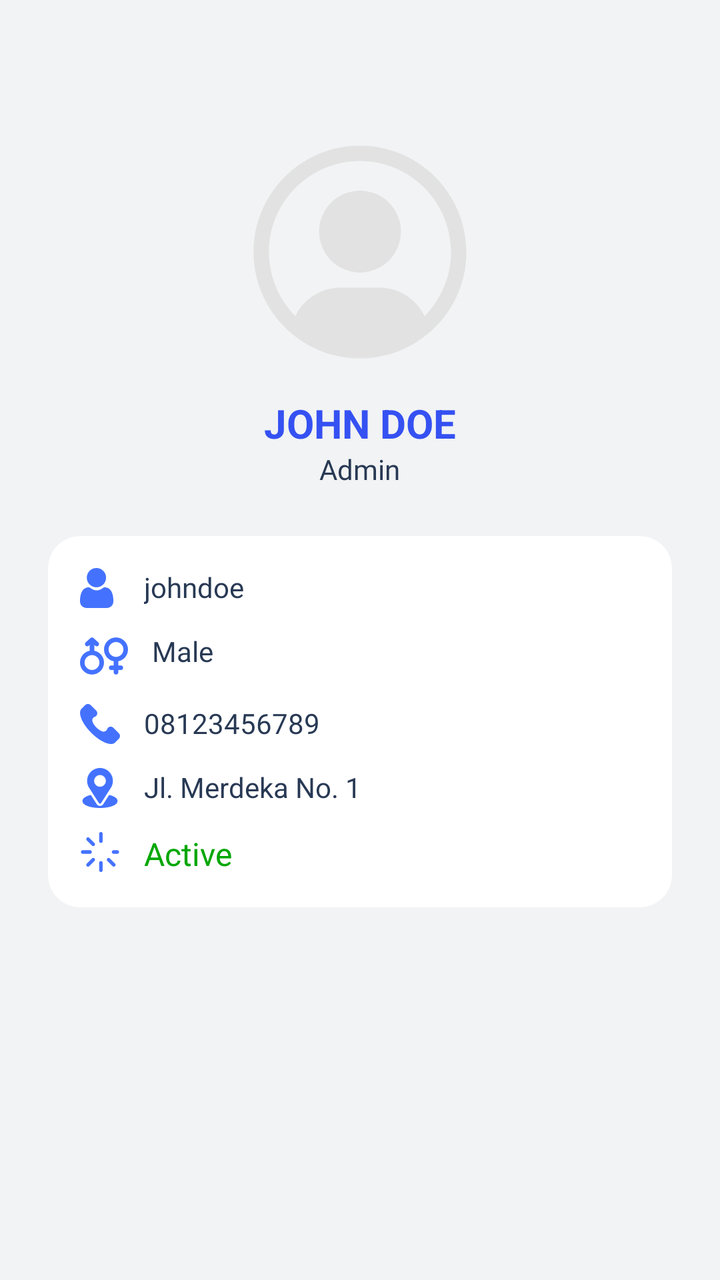
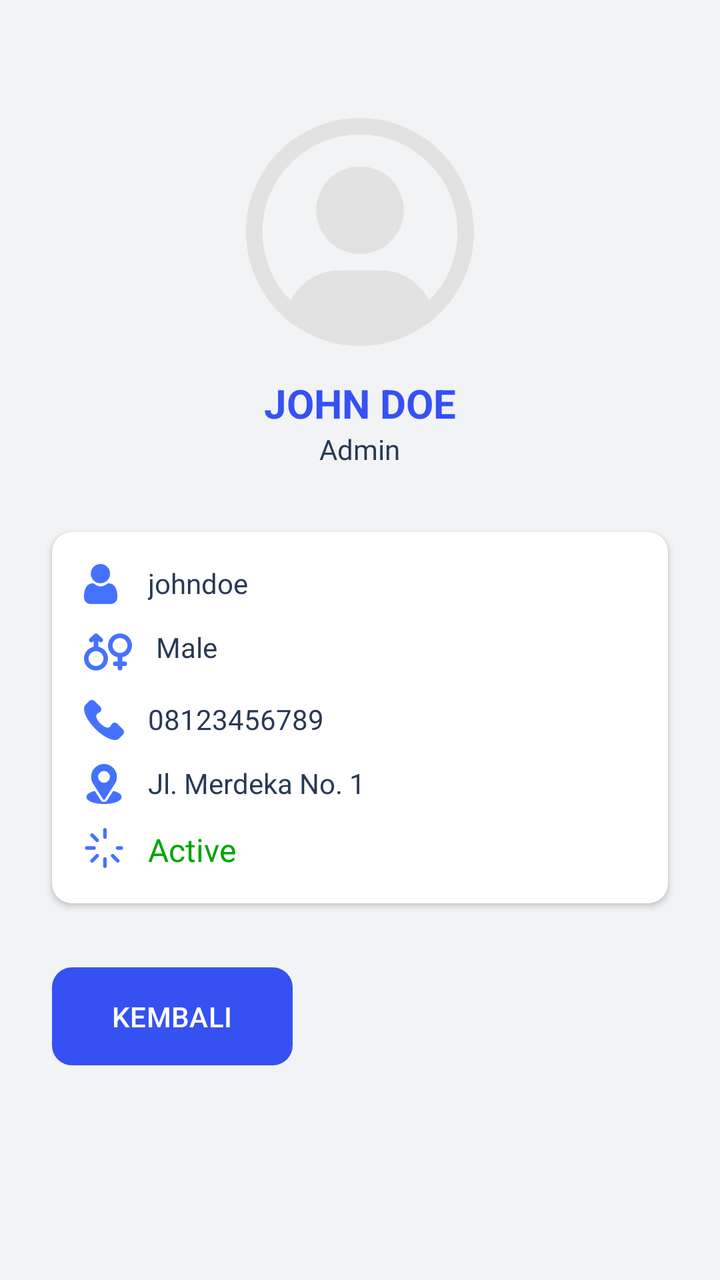

Screens rendered from an Android XML layout before and after an edit, with the pre-edit source and the edit as a unified diff.
<!-- AndroidManifest.xml: application theme Theme.BAGUSLAUNDRY -->
<!-- res/layout/fragment_admin_profile.xml -->
<?xml version="1.0" encoding="utf-8"?>
<androidx.core.widget.NestedScrollView xmlns:android="http://schemas.android.com/apk/res/android"
    xmlns:app="http://schemas.android.com/apk/res-auto"
    android:id="@+id/profileScrollView"
    android:layout_width="match_parent"
    android:layout_height="match_parent"
    android:padding="16dp"
    android:background="@color/background">

    <LinearLayout
        android:orientation="vertical"
        android:layout_width="match_parent"
        android:layout_height="wrap_content"
        android:layout_marginTop="50dp"
        android:gravity="center_horizontal">

        
        <LinearLayout
            android:orientation="vertical"
            android:layout_width="wrap_content"
            android:layout_height="wrap_content"
            android:gravity="center"
            android:layout_marginBottom="24dp">

            <ImageView
                android:id="@+id/imgProfile"
                android:layout_width="120dp"
                android:layout_height="120dp"
                android:src="@drawable/placholder"
                android:scaleType="centerCrop"
                android:layout_gravity="center"
                android:padding="4dp" />

            <TextView
                android:id="@+id/tvUsername"
                android:layout_width="wrap_content"
                android:layout_height="wrap_content"
                android:text="John Doe"
                android:textSize="20sp"
                android:textStyle="bold"
                android:textAllCaps="true"
                android:layout_marginTop="12dp"
                android:textColor="@color/primary" />

            <TextView
                android:id="@+id/tvRole"
                android:layout_width="wrap_content"
                android:layout_height="wrap_content"
                android:text="Admin"
                android:textSize="14sp"
                android:fontFamily="@font/inter"
                android:textColor="@color/blue900" />
        </LinearLayout>

        
        <androidx.cardview.widget.CardView
            android:layout_width="match_parent"
            android:layout_height="wrap_content"
            android:layout_marginBottom="16dp"
            android:layout_marginHorizontal="8dp"
            app:cardCornerRadius="16dp"
            app:cardElevation="0dp">

            <LinearLayout
                android:orientation="vertical"
                android:layout_width="match_parent"
                android:layout_height="wrap_content"
                android:padding="16dp">

                
                <LinearLayout
                    android:layout_width="match_parent"
                    android:layout_height="wrap_content"
                    android:orientation="horizontal"
                    android:paddingBottom="12dp">

                    <ImageView
                        android:layout_width="20dp"
                        android:layout_height="20dp"
                        android:src="@drawable/name" />

                    <TextView
                        android:id="@+id/tvFullname"
                        android:layout_width="wrap_content"
                        android:layout_height="wrap_content"
                        android:layout_marginStart="12dp"
                        android:text="johndoe"
                        android:fontFamily="@font/inter"
                        android:textSize="14sp"
                        android:textColor="@color/blue900" />
                </LinearLayout>

                
                <LinearLayout
                    android:layout_width="match_parent"
                    android:layout_height="wrap_content"
                    android:orientation="horizontal"
                    android:paddingBottom="12dp">

                    <ImageView
                        android:layout_width="24dp"
                        android:layout_height="24dp"
                        android:src="@drawable/gender"/>

                    <TextView
                        android:id="@+id/tvGender"
                        android:layout_width="wrap_content"
                        android:layout_height="wrap_content"
                        android:layout_marginStart="12dp"
                        android:fontFamily="@font/inter"
                        android:text="Male"
                        android:textSize="14sp"
                        android:textColor="@color/blue900" />
                </LinearLayout>

                
                <LinearLayout
                    android:layout_width="match_parent"
                    android:layout_height="wrap_content"
                    android:orientation="horizontal"
                    android:paddingBottom="12dp">

                    <ImageView
                        android:layout_width="20dp"
                        android:layout_height="20dp"
                        android:src="@drawable/phone" />

                    <TextView
                        android:id="@+id/tvPhone"
                        android:layout_width="wrap_content"
                        android:layout_height="wrap_content"
                        android:layout_marginStart="12dp"
                        android:text="08123456789"
                        android:fontFamily="@font/inter"
                        android:textSize="14sp"
                        android:textColor="@color/blue900" />
                </LinearLayout>

                
                <LinearLayout
                    android:layout_width="match_parent"
                    android:layout_height="wrap_content"
                    android:orientation="horizontal"
                    android:paddingBottom="12dp">

                    <ImageView
                        android:layout_width="20dp"
                        android:layout_height="20dp"
                        android:src="@drawable/maps" />

                    <TextView
                        android:id="@+id/tvAddress"
                        android:layout_width="wrap_content"
                        android:layout_height="wrap_content"
                        android:layout_marginStart="12dp"
                        android:text="Jl. Merdeka No. 1"
                        android:textSize="14sp"
                        android:textColor="@color/blue900" />
                </LinearLayout>

                
                <LinearLayout
                    android:layout_width="match_parent"
                    android:layout_height="wrap_content"
                    android:orientation="horizontal">

                    <ImageView
                        android:layout_width="20dp"
                        android:layout_height="20dp"
                        android:src="@drawable/active" />

                    <TextView
                        android:id="@+id/tvStatus"
                        android:layout_width="wrap_content"
                        android:layout_height="wrap_content"
                        android:layout_marginStart="12dp"
                        android:text="Active"
                        android:fontFamily="@font/inter_bold"
                        android:textSize="16sp"
                        android:textColor="@color/success" />
                </LinearLayout>

            </LinearLayout>
        </androidx.cardview.widget.CardView>
    </LinearLayout>
</androidx.core.widget.NestedScrollView>
<!-- resources referenced by this layout -->
<resources>
  <color name="background">#F1F3F4</color>
  <color name="blue900">#283954</color>
  <color name="primary">#3551F2</color>
  <color name="success">#00A600</color>
  <!-- drawable gender (drawable) -->
  <vector xmlns:android="http://schemas.android.com/apk/res/android"
      android:width="512dp"
      android:height="512dp"
      android:viewportWidth="64"
      android:viewportHeight="64">
    <path
        android:pathData="M64,23.273c0,-8.822 -7.178,-16 -16,-16s-16,7.178 -16,16c0,7.783 5.588,14.278 12.961,15.703v5.664h-3.42a3.04,3.04 0,0 0,0 6.077h3.42v2.972a3.04,3.04 0,0 0,6.078 0v-2.972h3.42a3.04,3.04 0,0 0,0 -6.077h-3.42v-5.664c7.373,-1.425 12.96,-7.92 12.96,-15.703zM38.078,23.273c0,-5.47 4.451,-9.922 9.922,-9.922s9.922,4.451 9.922,9.922c0,5.472 -4.451,9.923 -9.922,9.923s-9.922,-4.451 -9.922,-9.923zM19.038,25.026L19.038,17.17l1.276,1.157a3.025,3.025 0,0 0,2.04 0.788,3.04 3.04,0 0,0 2.043,-5.29l-6.355,-5.765 -0.01,0.006A3.016,3.016 0,0 0,16 7.273c-0.786,0 -1.496,0.307 -2.035,0.796l-0.007,-0.008 -6.356,5.765a3.04,3.04 0,0 0,2.043 5.29c0.728,0 1.459,-0.26 2.04,-0.788l1.276,-1.157v7.855C5.588,26.45 0,32.946 0,40.728c0,8.822 7.178,16 16,16s16,-7.178 16,-16c0,-7.783 -5.588,-14.278 -12.961,-15.702zM16,50.65c-5.471,0 -9.922,-4.451 -9.922,-9.922s4.451,-9.922 9.922,-9.922 9.922,4.45 9.922,9.922S21.471,50.65 16,50.65z"
        android:fillColor="#4472ff"/>
  </vector>
  <!-- drawable maps (drawable) -->
  <vector xmlns:android="http://schemas.android.com/apk/res/android"
      android:width="512dp"
      android:height="512dp"
      android:viewportWidth="512"
      android:viewportHeight="512">
    <path
        android:pathData="M256,0C166.04,0 91,72.47 91,165c0,35.2 10.58,66.59 30.88,96.01l121.49,189.58c5.89,9.22 19.37,9.2 25.25,0l122.02,-190.23C410.51,232.28 421,199.31 421,165 421,74.02 346.98,0 256,0zM256,240c-41.35,0 -75,-33.65 -75,-75s33.65,-75 75,-75 75,33.65 75,75 -33.65,75 -75,75z"
        android:fillColor="#4472ff"/>
    <path
        android:pathData="m373.26,344.7 l-75.53,118.09c-19.55,30.48 -64.02,30.38 -83.48,0.03l-75.65,-118.08C72.03,360.12 31,388.31 31,422c0,58.46 115.93,90 225,90s225,-31.54 225,-90c0,-33.72 -41.09,-61.92 -107.74,-77.31z"
        android:fillColor="#4472ff"/>
  </vector>
  <!-- drawable phone (drawable) -->
  <vector xmlns:android="http://schemas.android.com/apk/res/android"
      android:width="512dp"
      android:height="512dp"
      android:viewportWidth="513.64"
      android:viewportHeight="513.64">
    <path
        android:pathData="m499.66,376.96 l-71.68,-71.68c-25.6,-25.6 -69.12,-15.36 -79.36,17.92 -7.68,23.04 -33.28,35.84 -56.32,30.72 -51.2,-12.8 -120.32,-79.36 -133.12,-133.12 -7.68,-23.04 7.68,-48.64 30.72,-56.32 33.28,-10.24 43.52,-53.76 17.92,-79.36l-71.68,-71.68c-20.48,-17.92 -51.2,-17.92 -69.12,0L18.38,62.08c-48.64,51.2 5.12,186.88 125.44,307.2s256,176.64 307.2,125.44l48.64,-48.64c17.92,-20.48 17.92,-51.2 0,-69.12z"
        android:fillColor="#4472ff"/>
  </vector>
  <!-- drawable placholder (drawable) -->
  <vector xmlns:android="http://schemas.android.com/apk/res/android"
      android:width="512dp"
      android:height="512dp"
      android:viewportWidth="100"
      android:viewportHeight="100">
    <path
        android:pathData="M50,2.5C23.81,2.5 2.5,23.81 2.5,50S23.81,97.5 50,97.5 97.5,76.19 97.5,50 76.19,2.5 50,2.5zM78.83,78.61c-3.64,-7.49 -11.32,-12.66 -20.21,-12.66L41.37,65.95c-8.89,0 -16.56,5.17 -20.21,12.66C13.87,71.26 9.36,61.15 9.36,50 9.36,27.59 27.59,9.36 50,9.36S90.64,27.59 90.64,50c0,11.15 -4.51,21.26 -11.81,28.61z"
        android:fillColor="#e2e2e2"/>
    <path
        android:pathData="M50,40.87m-18.26,0a18.26,18.26 0,1 1,36.53 0a18.26,18.26 0,1 1,-36.53 0"
        android:fillColor="#e2e2e2"/>
  </vector>
  <style name="Theme.BAGUSLAUNDRY" parent="Base.Theme.BAGUSLAUNDRY" />
  <style name="Base.Theme.BAGUSLAUNDRY" parent="Theme.Material3.DayNight.NoActionBar">
          
          
      </style>
  <!-- unchanged entries left out for length: 2 -->
</resources>

<!-- the commit's change to res/layout/fragment_admin_profile.xml (unified diff, before → after) -->
@@ -1,36 +1,62 @@
 <?xml version="1.0" encoding="utf-8"?>
-<androidx.core.widget.NestedScrollView xmlns:android="http://schemas.android.com/apk/res/android"
+<androidx.constraintlayout.widget.ConstraintLayout xmlns:android="http://schemas.android.com/apk/res/android"
     xmlns:app="http://schemas.android.com/apk/res-auto"
-    android:id="@+id/profileScrollView"
+    android:id="@+id/rootLayout"
     android:layout_width="match_parent"
     android:layout_height="match_parent"
-    android:padding="16dp"
     android:background="@color/background">
 
-    <LinearLayout
+    <androidx.constraintlayout.widget.Guideline
+        android:layout_width="match_parent"
+        android:layout_height="match_parent"
+        app:layout_constraintGuide_percent="0.05"
         android:orientation="vertical"
+        android:id="@+id/guidelineLeft"/>
+
+    <androidx.constraintlayout.widget.Guideline
         android:layout_width="match_parent"
-        android:layout_height="wrap_content"
-        android:layout_marginTop="50dp"
-        android:gravity="center_horizontal">
-
-        
+        android:layout_height="match_parent"
+        app:layout_constraintGuide_percent="0.95"
+        android:orientation="vertical"
+        android:id="@+id/guidelineRight"/>
+
+    <androidx.constraintlayout.widget.Guideline
+        android:layout_width="match_parent"
+        android:layout_height="match_parent"
+        app:layout_constraintGuide_percent="0.05"
+        android:orientation="horizontal"
+        android:id="@+id/guidelineTop"/>
+
+
+
+    
+    <androidx.core.widget.NestedScrollView
+        android:id="@+id/profileScrollView"
+        android:layout_width="0dp"
+        android:layout_height="0dp"
+        app:layout_constraintTop_toBottomOf="@id/guidelineTop"
+        app:layout_constraintEnd_toStartOf="@id/guidelineRight"
+        app:layout_constraintStart_toEndOf="@id/guidelineLeft"
+        app:layout_constraintBottom_toBottomOf="parent">
+
         <LinearLayout
+            android:layout_width="match_parent"
+            android:layout_height="wrap_content"
             android:orientation="vertical"
-            android:layout_width="wrap_content"
-            android:layout_height="wrap_content"
-            android:gravity="center"
-            android:layout_marginBottom="24dp">
-
+            android:gravity="center_horizontal"
+            android:paddingTop="24dp"
+            android:paddingBottom="32dp">
+
+            
             <ImageView
                 android:id="@+id/imgProfile"
                 android:layout_width="120dp"
                 android:layout_height="120dp"
                 android:src="@drawable/placholder"
                 android:scaleType="centerCrop"
-                android:layout_gravity="center"
-                android:padding="4dp" />
-
+                android:layout_marginBottom="12dp" />
+
+            
             <TextView
                 android:id="@+id/tvUsername"
                 android:layout_width="wrap_content"
@@ -38,149 +64,164 @@
                 android:text="John Doe"
                 android:textSize="20sp"
                 android:textStyle="bold"
-                android:textAllCaps="true"
-                android:layout_marginTop="12dp"
-                android:textColor="@color/primary" />
-
+                android:textColor="@color/primary"
+                android:textAllCaps="true" />
+
+            
             <TextView
                 android:id="@+id/tvRole"
                 android:layout_width="wrap_content"
                 android:layout_height="wrap_content"
                 android:text="Admin"
                 android:textSize="14sp"
+                android:textColor="@color/blue900"
                 android:fontFamily="@font/inter"
-                android:textColor="@color/blue900" />
-        </LinearLayout>
-
-        
-        <androidx.cardview.widget.CardView
-            android:layout_width="match_parent"
-            android:layout_height="wrap_content"
-            android:layout_marginBottom="16dp"
-            android:layout_marginHorizontal="8dp"
-            app:cardCornerRadius="16dp"
-            app:cardElevation="0dp">
-
-            <LinearLayout
-                android:orientation="vertical"
+                android:layout_marginBottom="24dp" />
+
+            
+            <androidx.cardview.widget.CardView
                 android:layout_width="match_parent"
                 android:layout_height="wrap_content"
-                android:padding="16dp">
-
-                
+                android:layout_margin="8dp"
+                app:cardCornerRadius="10dp"
+                app:cardElevation="2dp">
+
                 <LinearLayout
                     android:layout_width="match_parent"
                     android:layout_height="wrap_content"
-                    android:orientation="horizontal"
-                    android:paddingBottom="12dp">
-
-                    <ImageView
-                        android:layout_width="20dp"
-                        android:layout_height="20dp"
-                        android:src="@drawable/name" />
-
-                    <TextView
-                        android:id="@+id/tvFullname"
-                        android:layout_width="wrap_content"
-                        android:layout_height="wrap_content"
-                        android:layout_marginStart="12dp"
-                        android:text="johndoe"
-                        android:fontFamily="@font/inter"
-                        android:textSize="14sp"
-                        android:textColor="@color/blue900" />
+                    android:orientation="vertical"
+                    android:padding="16dp">
+
+                    
+                    <LinearLayout
+                        android:layout_width="match_parent"
+                        android:layout_height="wrap_content"
+                        android:orientation="horizontal"
+                        android:paddingBottom="12dp">
+
+                        <ImageView
+                            android:layout_width="20dp"
+                            android:layout_height="20dp"
+                            android:src="@drawable/name" />
+
+                        <TextView
+                            android:id="@+id/tvFullname"
+                            android:layout_width="wrap_content"
+                            android:layout_height="wrap_content"
+                            android:layout_marginStart="12dp"
+                            android:text="johndoe"
+                            android:textColor="@color/blue900"
+                            android:fontFamily="@font/inter"
+                            android:textSize="14sp" />
+                    </LinearLayout>
+
+                    
+                    <LinearLayout
+                        android:layout_width="match_parent"
+                        android:layout_height="wrap_content"
+                        android:orientation="horizontal"
+                        android:paddingBottom="12dp">
+
+                        <ImageView
+                            android:layout_width="24dp"
+                            android:layout_height="24dp"
+                            android:src="@drawable/gender" />
+
+                        <TextView
+                            android:id="@+id/tvGender"
+                            android:layout_width="wrap_content"
+                            android:layout_height="wrap_content"
+                            android:layout_marginStart="12dp"
+                            android:text="Male"
+                            android:textColor="@color/blue900"
+                            android:fontFamily="@font/inter"
+                            android:textSize="14sp" />
+                    </LinearLayout>
+
+                    
+                    <LinearLayout
+                        android:layout_width="match_parent"
+                        android:layout_height="wrap_content"
+                        android:orientation="horizontal"
+                        android:paddingBottom="12dp">
+
+                        <ImageView
+                            android:layout_width="20dp"
+                            android:layout_height="20dp"
+                            android:src="@drawable/phone" />
+
+                        <TextView
+                            android:id="@+id/tvPhone"
+                            android:layout_width="wrap_content"
+                            android:layout_height="wrap_content"
+                            android:layout_marginStart="12dp"
+                            android:text="08123456789"
+                            android:textColor="@color/blue900"
+                            android:fontFamily="@font/inter"
+                            android:textSize="14sp" />
+                    </LinearLayout>
+
+                    
+                    <LinearLayout
+                        android:layout_width="match_parent"
+                        android:layout_height="wrap_content"
+                        android:orientation="horizontal"
+                        android:paddingBottom="12dp">
+
+                        <ImageView
+                            android:layout_width="20dp"
+                            android:layout_height="20dp"
+                            android:src="@drawable/maps" />
+
+                        <TextView
+                            android:id="@+id/tvAddress"
+                            android:layout_width="wrap_content"
+                            android:layout_height="wrap_content"
+                            android:layout_marginStart="12dp"
+                            android:text="Jl. Merdeka No. 1"
+                            android:textColor="@color/blue900"
+                            android:textSize="14sp" />
+                    </LinearLayout>
+
+                    
+                    <LinearLayout
+                        android:layout_width="match_parent"
+                        android:layout_height="wrap_content"
+                        android:orientation="horizontal">
+
+                        <ImageView
+                            android:layout_width="20dp"
+                            android:layout_height="20dp"
+                            android:src="@drawable/active" />
+
+                        <TextView
+                            android:id="@+id/tvStatus"
+                            android:layout_width="wrap_content"
+                            android:layout_height="wrap_content"
+                            android:layout_marginStart="12dp"
+                            android:text="Active"
+                            android:textColor="@color/success"
+                            android:textSize="16sp"
+                            android:fontFamily="@font/inter_bold" />
+                    </LinearLayout>
                 </LinearLayout>
-
-                
-                <LinearLayout
-                    android:layout_width="match_parent"
-                    android:layout_height="wrap_content"
-                    android:orientation="horizontal"
-                    android:paddingBottom="12dp">
-
-                    <ImageView
-                        android:layout_width="24dp"
-                        android:layout_height="24dp"
-                        android:src="@drawable/gender"/>
-
-                    <TextView
-                        android:id="@+id/tvGender"
-                        android:layout_width="wrap_content"
-                        android:layout_height="wrap_content"
-                        android:layout_marginStart="12dp"
-                        android:fontFamily="@font/inter"
-                        android:text="Male"
-                        android:textSize="14sp"
-                        android:textColor="@color/blue900" />
-                </LinearLayout>
-
-                
-                <LinearLayout
-                    android:layout_width="match_parent"
-                    android:layout_height="wrap_content"
-                    android:orientation="horizontal"
-                    android:paddingBottom="12dp">
-
-                    <ImageView
-                        android:layout_width="20dp"
-                        android:layout_height="20dp"
-                        android:src="@drawable/phone" />
-
-                    <TextView
-                        android:id="@+id/tvPhone"
-                        android:layout_width="wrap_content"
-                        android:layout_height="wrap_content"
-                        android:layout_marginStart="12dp"
-                        android:text="08123456789"
-                        android:fontFamily="@font/inter"
-                        android:textSize="14sp"
-                        android:textColor="@color/blue900" />
-                </LinearLayout>
-
-                
-                <LinearLayout
-                    android:layout_width="match_parent"
-                    android:layout_height="wrap_content"
-                    android:orientation="horizontal"
-                    android:paddingBottom="12dp">
-
-                    <ImageView
-                        android:layout_width="20dp"
-                        android:layout_height="20dp"
-                        android:src="@drawable/maps" />
-
-                    <TextView
-                        android:id="@+id/tvAddress"
-                        android:layout_width="wrap_content"
-                        android:layout_height="wrap_content"
-                        android:layout_marginStart="12dp"
-                        android:text="Jl. Merdeka No. 1"
-                        android:textSize="14sp"
-                        android:textColor="@color/blue900" />
-                </LinearLayout>
-
-                
-                <LinearLayout
-                    android:layout_width="match_parent"
-                    android:layout_height="wrap_content"
-                    android:orientation="horizontal">
-
-                    <ImageView
-                        android:layout_width="20dp"
-                        android:layout_height="20dp"
-                        android:src="@drawable/active" />
-
-                    <TextView
-                        android:id="@+id/tvStatus"
-                        android:layout_width="wrap_content"
-                        android:layout_height="wrap_content"
-                        android:layout_marginStart="12dp"
-                        android:text="Active"
-                        android:fontFamily="@font/inter_bold"
-                        android:textSize="16sp"
-                        android:textColor="@color/success" />
-                </LinearLayout>
-
-            </LinearLayout>
-        </androidx.cardview.widget.CardView>
-    </LinearLayout>
-</androidx.core.widget.NestedScrollView>
+            </androidx.cardview.widget.CardView>
+            <com.google.android.material.button.MaterialButton
+                android:id="@+id/btnBack"
+                android:layout_width="wrap_content"
+                android:layout_height="wrap_content"
+                android:layout_marginStart="8dp"
+                app:cornerRadius="10dp"
+                app:backgroundTint="@color/primary"
+                android:layout_gravity="start"
+                android:text="KEMBALI"
+                android:layout_marginTop="20dp"
+                android:paddingVertical="15dp"
+                android:paddingHorizontal="30dp"
+                />
+
+
+        </LinearLayout>
+    </androidx.core.widget.NestedScrollView>
+
+</androidx.constraintlayout.widget.ConstraintLayout>
